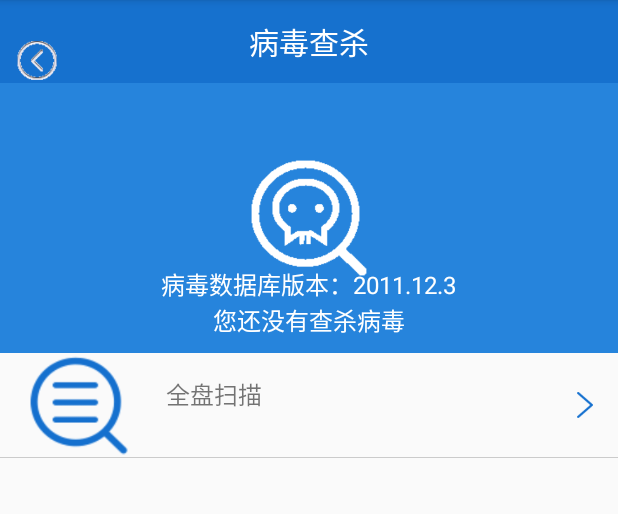
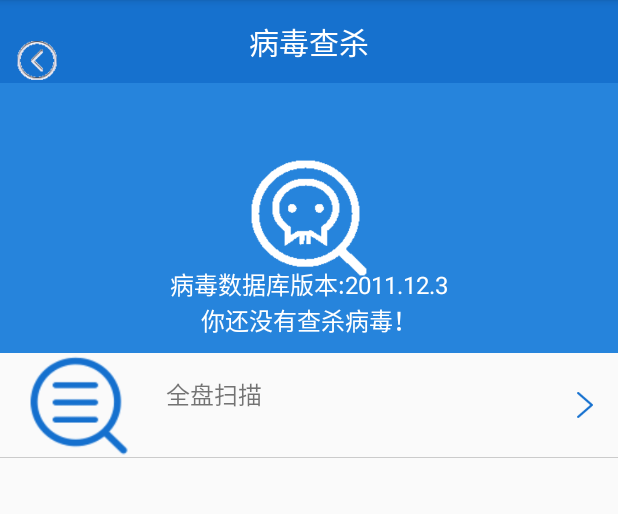
Before and after one commit to huangqunzhan013/MobileGuard, an Android app: the screen it shows after launch (VirusScanActivity), after a tap on "手机杀毒", on a phone screen of 412 x 824 dp, the part 84-598 px from its top. Run offline under Robolectric (Android 15) with nearby library versions, the phone set to English and light mode, and no system bars.

Commit message:
手机杀毒3

```diff
--- a/app/src/main/java/cn/edu/gdmec/android/mobileguard/m1home/HomeActivity.java
+++ b/app/src/main/java/cn/edu/gdmec/android/mobileguard/m1home/HomeActivity.java
@@ -48,18 +48,16 @@ public class HomeActivity extends AppCompatActivity {
         gv_home.setOnItemClickListener(new AdapterView.OnItemClickListener() {
             @Override
             public void onItemClick(AdapterView<?> adapterView, View view, int i, long l) {
-                System.out.print(i);
-                switch (i) {
+                switch(i){
                     case 0:
-                        if (isSetUpPassword()) {
+                        if(isSetUpPassword()){
                             showInterPswdDialog();
-                        } else {
+                        }else{
                             showSetUpPswdDialog();
                         }
                         break;
                     case 1:
-                        //startActivity(SecurityPhoneActivity.class);
-                        Intent intent=new Intent(HomeActivity.this,SecurityPhoneActivity.class);
+                        Intent intent = new Intent(HomeActivity.this, SecurityPhoneActivity.class);
                         startActivity(intent);
                         break;
                     case 2:
@@ -68,7 +66,6 @@ public class HomeActivity extends AppCompatActivity {
                     case 3:
                         startActivity(VirusScanActivity.class);
                         break;
-
                 }
             }
         });
--- a/app/src/main/java/cn/edu/gdmec/android/mobileguard/m5virusscan/VirusScanActivity.java
+++ b/app/src/main/java/cn/edu/gdmec/android/mobileguard/m5virusscan/VirusScanActivity.java
@@ -2,12 +2,11 @@ package cn.edu.gdmec.android.mobileguard.m5virusscan;
 
 import android.content.Intent;
 import android.content.SharedPreferences;
-import android.os.Bundle;
 import android.os.Environment;
 import android.os.Handler;
 import android.os.Message;
-import android.support.annotation.Nullable;
 import android.support.v7.app.AppCompatActivity;
+import android.os.Bundle;
 import android.util.Log;
 import android.view.View;
 import android.widget.ImageView;
@@ -22,25 +21,21 @@ import cn.edu.gdmec.android.mobileguard.R;
 import cn.edu.gdmec.android.mobileguard.m1home.utils.VersionUpdateUtils;
 import cn.edu.gdmec.android.mobileguard.m5virusscan.dao.AntiVirusDao;
 
-/**
- * Created by Lenovo on 2017/11/19.
- */
-
-public class VirusScanActivity extends AppCompatActivity implements View.OnClickListener {
+public class VirusScanActivity extends AppCompatActivity implements View.OnClickListener{
     private TextView mLastTimeTV;
     private SharedPreferences mSP;
     private TextView mVersionTV;
 
     @Override
-    protected void onCreate(@Nullable Bundle savedInstanceState) {
+    protected void onCreate(Bundle savedInstanceState) {
         super.onCreate(savedInstanceState);
         setContentView(R.layout.activity_virus_scan);
-        mSP=getSharedPreferences("config",MODE_PRIVATE);
+        mSP = getSharedPreferences("config",MODE_PRIVATE);
         copyDB("antivirus.db","");
         initView();
     }
     //更新病毒库版本
-    public void updateVersion(String dbVersion){
+    public void updateVesion(String dbVersion){
         final VersionUpdateUtils versionUpdateUtils = new VersionUpdateUtils(dbVersion,VirusScanActivity.this,downloadCallback,null);
         new Thread(){
             @Override
@@ -57,26 +52,30 @@ public class VirusScanActivity extends AppCompatActivity implements View.OnClick
         }
     };
 
-
-
     @Override
-    protected void onResume(){
-        String string=mSP.getString("lastVirusScan","您还没有查杀病毒");
+    protected void onResume() {
+        String string = mSP.getString("lastVirusScan","你还没有查杀病毒！");
         mLastTimeTV.setText(string);
+        //AntiVirusDao dao = new AntiVirusDao(VirusScanActivity.this);
+        //String virusVersion = dao.getVirusVersion();
+        //mVersionTV = (TextView) findViewById(R.id.tv_version);
+        //mVersionTV.setText("病毒数据库版本:"+virusVersion);
+        //调用版本病毒库版本
+        //updateVesion(virusVersion);
         super.onResume();
     }
-
-    Handler handler=new Handler(){
+    Handler handler = new Handler(){
         @Override
-        public void handleMessage(Message msg){
-            AntiVirusDao dao=new AntiVirusDao(VirusScanActivity.this);
-            String virusVersion=dao.getVirusVersion();
-            mVersionTV= (TextView) findViewById(R.id.tv_version);
-            mVersionTV.setText("病毒数据库版本："+virusVersion);
-            updateVersion(virusVersion);
+        public void handleMessage(Message msg) {
+            AntiVirusDao dao = new AntiVirusDao(VirusScanActivity.this);
+            String virusVersion = dao.getVirusVersion();
+            mVersionTV = (TextView) findViewById(R.id.tv_version);
+            mVersionTV.setText("病毒数据库版本:"+virusVersion);
+            updateVesion(virusVersion);
             super.handleMessage(msg);
         }
     };
+
     private void copyDB(final String dbname,final String fromPath){
         new Thread(){
             public void run(){
@@ -112,17 +111,17 @@ public class VirusScanActivity extends AppCompatActivity implements View.OnClick
     }
     private void initView(){
         findViewById(R.id.rl_titlebar).setBackgroundColor(getResources().getColor(R.color.light_blue));
-        ImageView mLeftImgv=(ImageView) findViewById(R.id.imgv_leftbtn);
-        ((TextView)findViewById(R.id.tv_title)).setText("病毒查杀");
+        ImageView mLeftImgv = (ImageView) findViewById(R.id.imgv_leftbtn);
+        ((TextView) findViewById(R.id.tv_title)).setText("病毒查杀");
         mLeftImgv.setOnClickListener(this);
         mLeftImgv.setImageResource(R.drawable.back);
-        mLastTimeTV= (TextView) findViewById(R.id.tv_lastscantime);
+        mLastTimeTV = (TextView) findViewById(R.id.tv_lastscantime);
         findViewById(R.id.rl_allscanvirus).setOnClickListener(this);
     }
 
     @Override
-    public void onClick(View view) {
-        switch (view.getId()){
+    public void onClick(View v) {
+        switch (v.getId()){
             case R.id.imgv_leftbtn:
                 finish();
                 break;
@@ -131,4 +130,5 @@ public class VirusScanActivity extends AppCompatActivity implements View.OnClick
                 break;
         }
     }
+
 }
```
Also changed, not shown: app/src/main/java/cn/edu/gdmec/android/mobileguard/m2theftguard/utils/MD5Utils.java (+1 -28 lines), app/src/main/java/cn/edu/gdmec/android/mobileguard/m5virusscan/VirusScanSpeedActivity.java (+73 -86 lines), app/src/main/java/cn/edu/gdmec/android/mobileguard/m5virusscan/utils/MD5Utils.java (added, +39 -0 lines).
